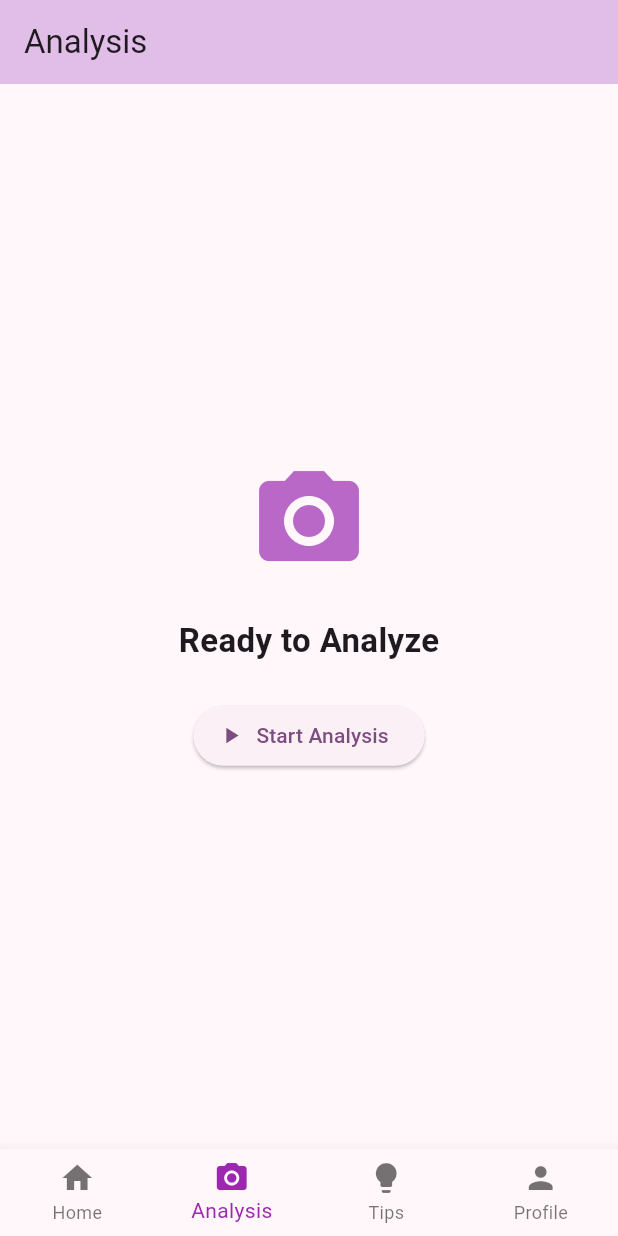
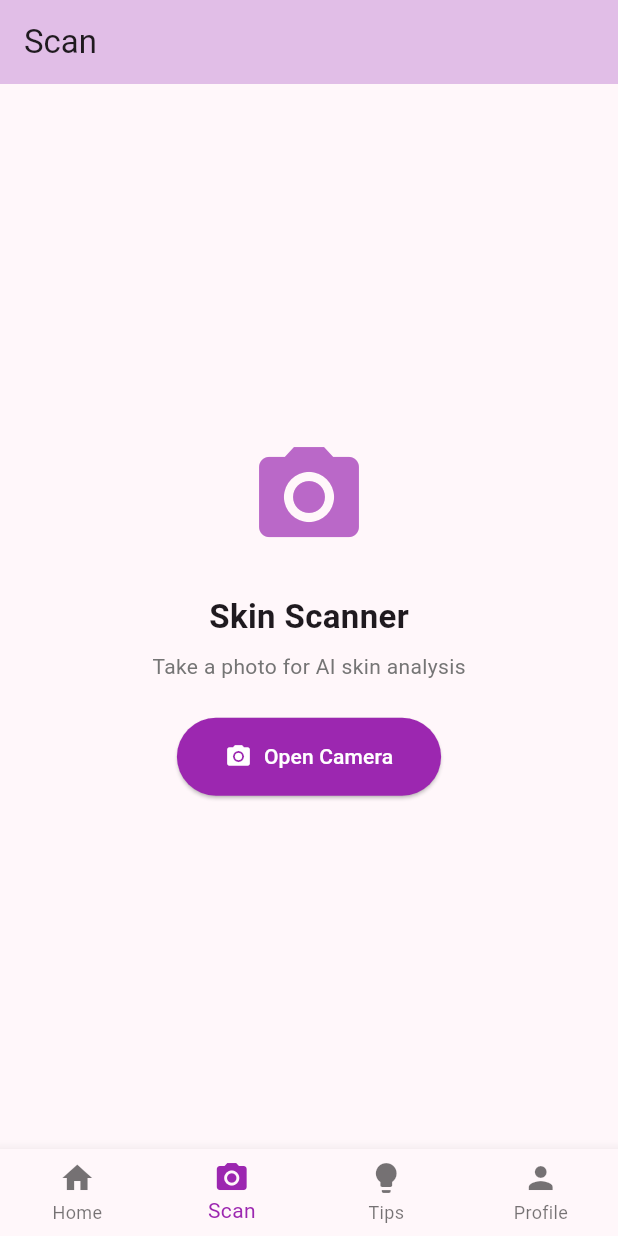
Before and after one commit to himprapatel-rgb/skincare-ai-app, a Flutter app: the screen it shows after launch, item 2 of the bottom bar chosen, on a phone screen of 412 x 824 dp. Run offline on Flutter 3.47's test engine with Material 3 defaults, Android fonts, the phone set to English and light mode, and no system bars; our stand-ins replace image_picker.

Commit message:
Add camera feature with image_picker for skin analysis

```diff
--- a/mobile/lib/main.dart
+++ b/mobile/lib/main.dart
@@ -1,4 +1,6 @@
 import 'package:flutter/material.dart';
+import 'package:image_picker/image_picker.dart';
+import 'dart:typed_data';
 
 void main() => runApp(const MyApp());
 
@@ -25,21 +27,30 @@ class _MainScreenState extends State<MainScreen> {
   int _idx = 0;
   bool _analyzing = false;
   bool _done = false;
+  Uint8List? _imageBytes;
+  final ImagePicker _picker = ImagePicker();
 
   void _msg(String m) => ScaffoldMessenger.of(context).showSnackBar(SnackBar(content: Text(m)));
 
-  void _analyze() {
-    setState(() => _analyzing = true);
-    Future.delayed(const Duration(seconds: 3), () {
-      if (mounted) setState(() { _analyzing = false; _done = true; });
-    });
+  Future<void> _takePicture() async {
+    try {
+      final XFile? photo = await _picker.pickImage(source: ImageSource.camera);
+      if (photo != null) {
+        final bytes = await photo.readAsBytes();
+        setState(() { _imageBytes = bytes; _analyzing = true; });
+        await Future.delayed(const Duration(seconds: 3));
+        if (mounted) setState(() { _analyzing = false; _done = true; });
+      }
+    } catch (e) { _msg('Camera: $e'); }
   }
+
+  void _reset() => setState(() { _imageBytes = null; _analyzing = false; _done = false; });
 
   @override
   Widget build(BuildContext context) {
     return Scaffold(
-      appBar: AppBar(title: Text(['Skincare AI', 'Analysis', 'Tips', 'Profile'][_idx]), backgroundColor: Colors.purple.shade100),
-      body: [_home(), _analysis(), _tips(), _profile()][_idx],
+      appBar: AppBar(title: Text(['Skincare AI', 'Scan', 'Tips', 'Profile'][_idx]), backgroundColor: Colors.purple.shade100),
+      body: [_home(), _scan(), _tips(), _profile()][_idx],
       bottomNavigationBar: BottomNavigationBar(
         currentIndex: _idx,
         onTap: (i) => setState(() => _idx = i),
@@ -47,7 +58,7 @@ class _MainScreenState extends State<MainScreen> {
         selectedItemColor: Colors.purple,
         items: const [
           BottomNavigationBarItem(icon: Icon(Icons.home), label: 'Home'),
-          BottomNavigationBarItem(icon: Icon(Icons.camera_alt), label: 'Analysis'),
+          BottomNavigationBarItem(icon: Icon(Icons.camera_alt), label: 'Scan'),
           BottomNavigationBarItem(icon: Icon(Icons.lightbulb), label: 'Tips'),
           BottomNavigationBarItem(icon: Icon(Icons.person), label: 'Profile'),
         ],
@@ -63,10 +74,10 @@ class _MainScreenState extends State<MainScreen> {
           child: Container(
             padding: const EdgeInsets.all(20),
             decoration: BoxDecoration(borderRadius: BorderRadius.circular(12), gradient: LinearGradient(colors: [Colors.purple.shade300, Colors.purple.shade100])),
-            child: Row(children: [
-              const CircleAvatar(radius: 30, backgroundColor: Colors.white, child: Icon(Icons.face, size: 35, color: Colors.purple)),
-              const SizedBox(width: 16),
-              const Expanded(child: Column(crossAxisAlignment: CrossAxisAlignment.start, children: [
+            child: const Row(children: [
+              CircleAvatar(radius: 30, backgroundColor: Colors.white, child: Icon(Icons.face, size: 35, color: Colors.purple)),
+              SizedBox(width: 16),
+              Expanded(child: Column(crossAxisAlignment: CrossAxisAlignment.start, children: [
                 Text('Welcome to Skincare AI', style: TextStyle(fontSize: 18, fontWeight: FontWeight.bold, color: Colors.white)),
                 Text('Your skin health assistant', style: TextStyle(color: Colors.white70)),
               ])),
@@ -77,7 +88,7 @@ class _MainScreenState extends State<MainScreen> {
         const Text('Quick Actions', style: TextStyle(fontSize: 18, fontWeight: FontWeight.bold)),
         const SizedBox(height: 12),
         GridView.count(shrinkWrap: true, physics: const NeverScrollableScrollPhysics(), crossAxisCount: 2, mainAxisSpacing: 12, crossAxisSpacing: 12, childAspectRatio: 1.3, children: [
-          _card('Scan Skin', Icons.camera_alt, Colors.teal, () { setState(() => _idx = 1); _analyze(); }),
+          _card('Take Photo', Icons.camera_alt, Colors.teal, () { setState(() => _idx = 1); }),
           _card('Get Tips', Icons.lightbulb, Colors.orange, () => setState(() => _idx = 2)),
           _card('Hydration', Icons.water_drop, Colors.blue, () => _msg('Hydration: 72%')),
           _card('UV Check', Icons.wb_sunny, Colors.amber, () => _msg('UV Index: 6')),
@@ -86,41 +97,39 @@ class _MainScreenState extends State<MainScreen> {
     );
   }
 
-  Widget _card(String t, IconData i, Color c, VoidCallback f) {
-    return Card(child: InkWell(onTap: f, child: Column(mainAxisAlignment: MainAxisAlignment.center, children: [Icon(i, size: 36, color: c), const SizedBox(height: 8), Text(t, style: const TextStyle(fontWeight: FontWeight.w600))])));
-  }
+  Widget _card(String t, IconData i, Color c, VoidCallback f) => Card(child: InkWell(onTap: f, child: Column(mainAxisAlignment: MainAxisAlignment.center, children: [Icon(i, size: 36, color: c), const SizedBox(height: 8), Text(t, style: const TextStyle(fontWeight: FontWeight.w600))])));
 
-  Widget _analysis() {
-    if (_analyzing) return const Center(child: Column(mainAxisAlignment: MainAxisAlignment.center, children: [CircularProgressIndicator(), SizedBox(height: 20), Text('Analyzing...', style: TextStyle(fontSize: 18))]));
-    if (_done) return SingleChildScrollView(padding: const EdgeInsets.all(16), child: Column(children: [
-      const Icon(Icons.check_circle, size: 60, color: Colors.green),
-      const SizedBox(height: 12),
-      const Text('Analysis Complete!', style: TextStyle(fontSize: 22, fontWeight: FontWeight.bold)),
-      const SizedBox(height: 20),
-      _result('Hydration', 72),
-      _result('Oiliness', 45),
-      _result('Elasticity', 85),
-      _result('Pores', 38),
-      const SizedBox(height: 20),
-      ElevatedButton(onPressed: () => setState(() => _done = false), child: const Text('Analyze Again')),
+  Widget _scan() {
+    if (_analyzing) return const Center(child: Column(mainAxisAlignment: MainAxisAlignment.center, children: [CircularProgressIndicator(), SizedBox(height: 20), Text('Analyzing your skin...', style: TextStyle(fontSize: 18))]));
+    if (_done && _imageBytes != null) return SingleChildScrollView(padding: const EdgeInsets.all(16), child: Column(children: [
+      ClipRRect(borderRadius: BorderRadius.circular(16), child: Image.memory(_imageBytes!, width: 250, height: 250, fit: BoxFit.cover)),
+      const SizedBox(height: 16),
+      const Icon(Icons.check_circle, size: 50, color: Colors.green),
+      const Text('Analysis Complete!', style: TextStyle(fontSize: 20, fontWeight: FontWeight.bold)),
+      const SizedBox(height: 16),
+      _result('Hydration', 72), _result('Oiliness', 45), _result('Elasticity', 85), _result('Pores', 38),
+      const SizedBox(height: 16),
+      ElevatedButton(onPressed: _reset, child: const Text('Take New Photo')),
     ]));
     return Center(child: Column(mainAxisAlignment: MainAxisAlignment.center, children: [
       Icon(Icons.camera_alt, size: 80, color: Colors.purple.shade300),
       const SizedBox(height: 24),
-      const Text('Ready to Analyze', style: TextStyle(fontSize: 22, fontWeight: FontWeight.bold)),
+      const Text('Skin Scanner', style: TextStyle(fontSize: 22, fontWeight: FontWeight.bold)),
+      const SizedBox(height: 8),
+      Text('Take a photo for AI skin analysis', style: TextStyle(color: Colors.grey.shade600)),
       const SizedBox(height: 24),
-      ElevatedButton.icon(onPressed: _analyze, icon: const Icon(Icons.play_arrow), label: const Text('Start Analysis')),
+      ElevatedButton.icon(onPressed: _takePicture, icon: const Icon(Icons.camera_alt), label: const Text('Open Camera'), style: ElevatedButton.styleFrom(backgroundColor: Colors.purple, foregroundColor: Colors.white, padding: const EdgeInsets.symmetric(horizontal: 32, vertical: 16))),
     ]));
   }
 
   Widget _result(String label, int value) {
     Color c = value >= 70 ? Colors.green : value >= 50 ? Colors.orange : Colors.red;
-    return Card(margin: const EdgeInsets.symmetric(vertical: 6), child: Padding(padding: const EdgeInsets.all(16), child: Row(mainAxisAlignment: MainAxisAlignment.spaceBetween, children: [Text(label, style: const TextStyle(fontWeight: FontWeight.w600)), Container(padding: const EdgeInsets.symmetric(horizontal: 12, vertical: 4), decoration: BoxDecoration(color: c.withOpacity(0.2), borderRadius: BorderRadius.circular(12)), child: Text('$value%', style: TextStyle(color: c, fontWeight: FontWeight.bold)))])));
+    return Card(margin: const EdgeInsets.symmetric(vertical: 6), child: Padding(padding: const EdgeInsets.all(16), child: Row(mainAxisAlignment: MainAxisAlignment.spaceBetween, children: [Text(label), Container(padding: const EdgeInsets.symmetric(horizontal: 12, vertical: 4), decoration: BoxDecoration(color: c.withOpacity(0.2), borderRadius: BorderRadius.circular(12)), child: Text('$value%', style: TextStyle(color: c, fontWeight: FontWeight.bold)))])));
   }
 
   Widget _tips() {
     final tips = [{'t': 'Hydration is Key', 's': 'Drink 8 glasses of water daily', 'i': Icons.water_drop}, {'t': 'Sun Protection', 's': 'Apply SPF 30+ sunscreen', 'i': Icons.wb_sunny}, {'t': 'Gentle Cleansing', 's': 'Use a gentle cleanser twice daily', 'i': Icons.cleaning_services}, {'t': 'Sleep Well', 's': 'Get 7-9 hours of sleep', 'i': Icons.bedtime}];
-    return ListView.builder(padding: const EdgeInsets.all(16), itemCount: tips.length, itemBuilder: (ctx, i) => Card(margin: const EdgeInsets.only(bottom: 12), child: ListTile(leading: CircleAvatar(backgroundColor: Colors.purple.shade100, child: Icon(tips[i]['i'] as IconData, color: Colors.purple)), title: Text(tips[i]['t'] as String, style: const TextStyle(fontWeight: FontWeight.bold)), subtitle: Text(tips[i]['s'] as String), trailing: IconButton(icon: const Icon(Icons.bookmark_border), onPressed: () => _msg('Tip saved!')))));
+    return ListView.builder(padding: const EdgeInsets.all(16), itemCount: tips.length, itemBuilder: (ctx, i) => Card(margin: const EdgeInsets.only(bottom: 12), child: ListTile(leading: CircleAvatar(backgroundColor: Colors.purple.shade100, child: Icon(tips[i]['i'] as IconData, color: Colors.purple)), title: Text(tips[i]['t'] as String, style: const TextStyle(fontWeight: FontWeight.bold)), subtitle: Text(tips[i]['s'] as String))));
   }
 
   Widget _profile() {
@@ -132,8 +141,7 @@ class _MainScreenState extends State<MainScreen> {
       const SizedBox(height: 24),
       _opt(Icons.settings, 'Settings'),
       _opt(Icons.notifications, 'Notifications'),
-      _opt(Icons.help, 'Help & Support'),
-      _opt(Icons.info, 'About'),
+      _opt(Icons.help, 'Help'),
       _opt(Icons.logout, 'Logout'),
     ]));
   }
--- a/mobile/pubspec.yaml
+++ b/mobile/pubspec.yaml
@@ -13,6 +13,7 @@ dependencies:
     sdk: flutter
   http: ^1.1.0
   cupertino_icons: ^1.0.2
+    image_picker: ^1.0.4
 
 dev_dependencies:
   flutter_test:
```
